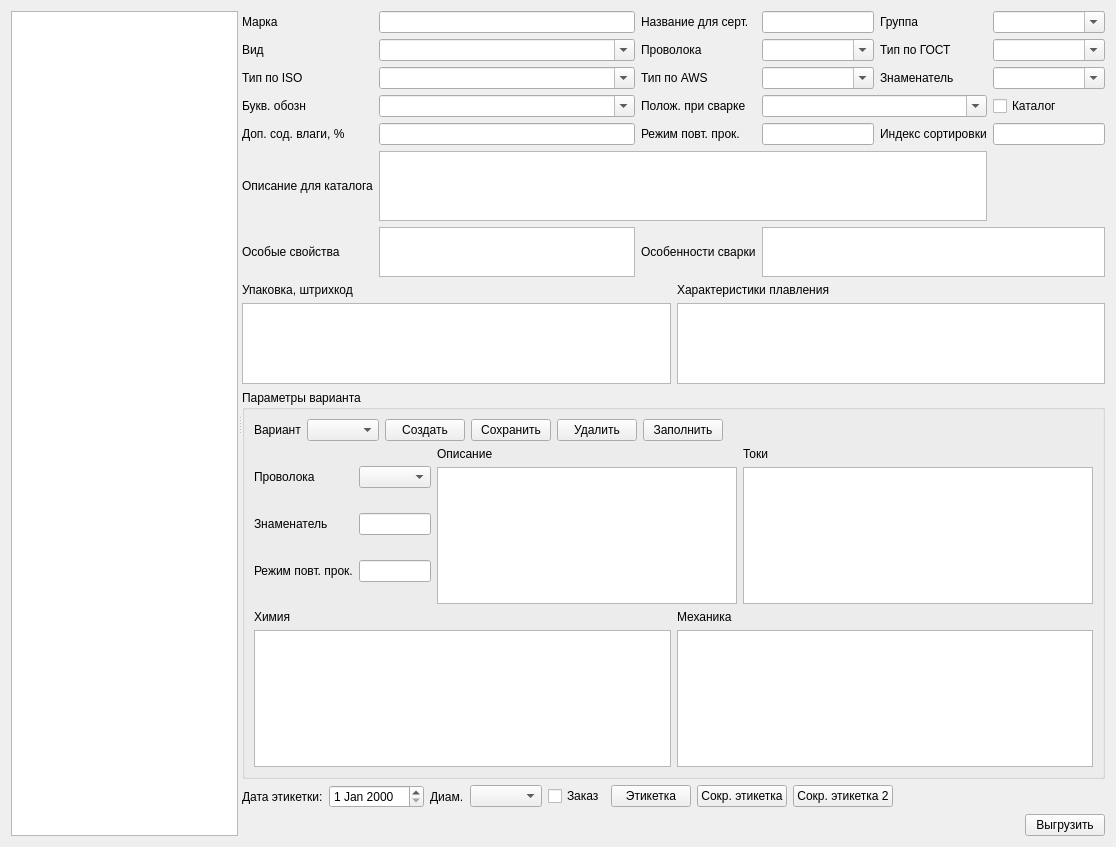
First picture: the form in formmark.ui, repository Sergeyego/el_sert, before the edit.
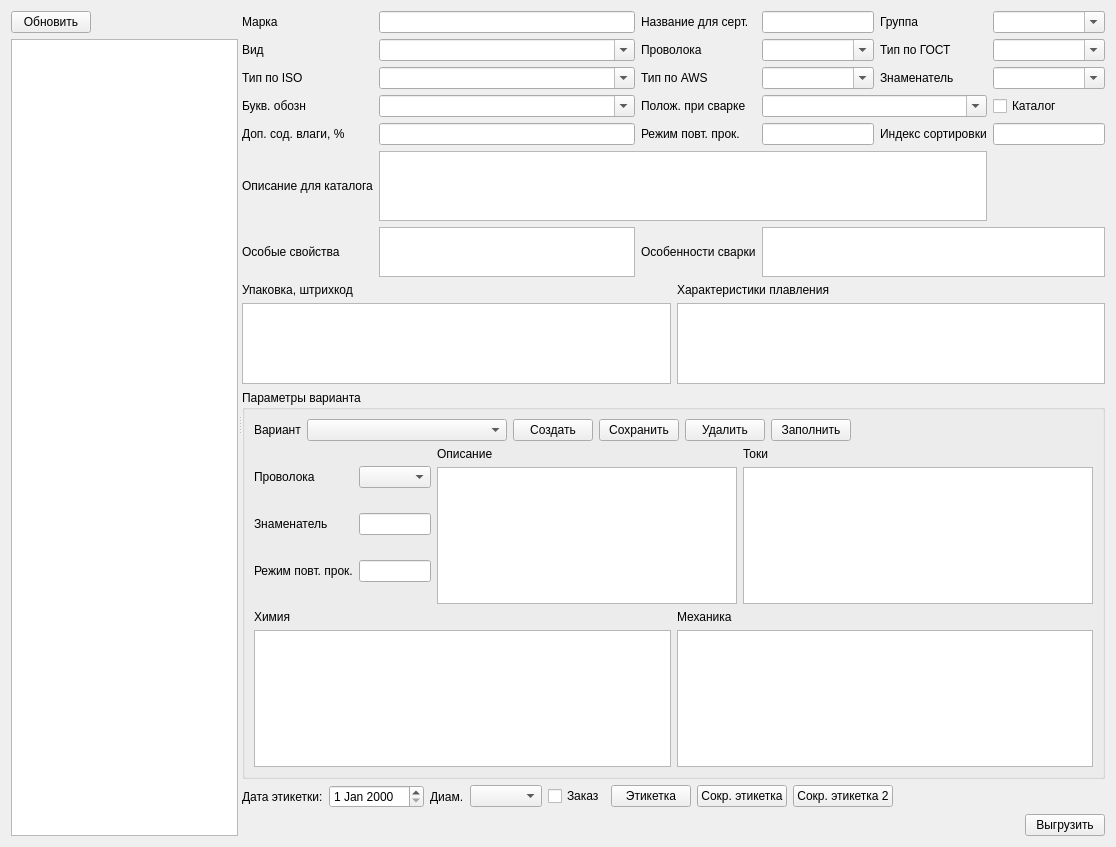
Second picture: the form after the edit. Custom widgets are drawn as their Qt base class.

```diff
--- a/formmark.ui
+++ b/formmark.ui
@@ -13,22 +13,38 @@
   <property name="windowTitle">
    <string>Form</string>
   </property>
-  <layout class="QVBoxLayout" name="verticalLayout_6">
+  <layout class="QVBoxLayout" name="verticalLayout_10">
    <item>
     <widget class="QSplitter" name="splitter">
      <property name="orientation">
       <enum>Qt::Horizontal</enum>
      </property>
-     <widget class="DbViewer" name="tableViewMark">
-      <property name="editTriggers">
-       <set>QAbstractItemView::NoEditTriggers</set>
-      </property>
-      <property name="selectionMode">
-       <enum>QAbstractItemView::SingleSelection</enum>
-      </property>
-      <property name="selectionBehavior">
-       <enum>QAbstractItemView::SelectRows</enum>
-      </property>
+     <widget class="QWidget" name="verticalLayoutWidget">
+      <layout class="QVBoxLayout" name="verticalLayout_6">
+       <item>
+        <widget class="QPushButton" name="pushButtonUpd">
+         <property name="sizePolicy">
+          <sizepolicy hsizetype="Maximum" vsizetype="Fixed">
+           <horstretch>0</horstretch>
+           <verstretch>0</verstretch>
+          </sizepolicy>
+         </property>
+         <property name="text">
+          <string>Обновить</string>
+         </property>
+        </widget>
+       </item>
+       <item>
+        <widget class="DbViewer" name="tableViewMark">
+         <property name="selectionMode">
+          <enum>QAbstractItemView::SingleSelection</enum>
+         </property>
+         <property name="selectionBehavior">
+          <enum>QAbstractItemView::SelectRows</enum>
+         </property>
+        </widget>
+       </item>
+      </layout>
      </widget>
      <widget class="QWidget" name="layoutWidget">
       <layout class="QVBoxLayout" name="verticalLayout_5">
@@ -352,7 +368,14 @@
              </widget>
             </item>
             <item>
-             <widget class="QComboBox" name="comboBoxVar"/>
+             <widget class="QComboBox" name="comboBoxVar">
+              <property name="minimumSize">
+               <size>
+                <width>200</width>
+                <height>0</height>
+               </size>
+              </property>
+             </widget>
             </item>
             <item>
              <widget class="QPushButton" name="pushButtonCreVar">
@@ -630,7 +653,12 @@
   <customwidget>
    <class>DateEdit</class>
    <extends>QDateEdit</extends>
-   <header>db/dbviewer.h</header>
+   <header>db/dbdateedit.h</header>
+  </customwidget>
+  <customwidget>
+   <class>DbComboBox</class>
+   <extends>QComboBox</extends>
+   <header>db/dbcombobox.h</header>
   </customwidget>
  </customwidgets>
  <tabstops>
```
Left out of the diff: 22 changed lines with no effect on the pictures.
